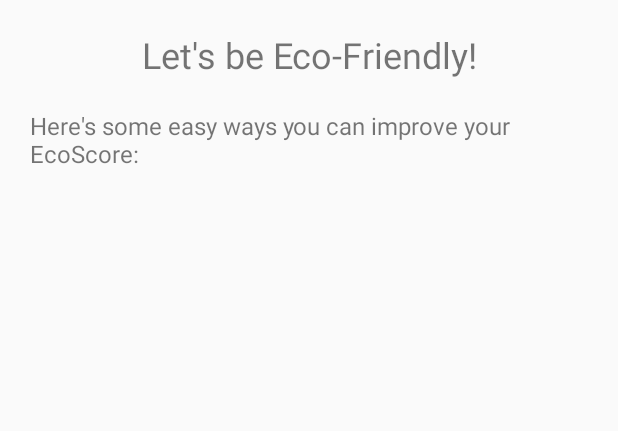
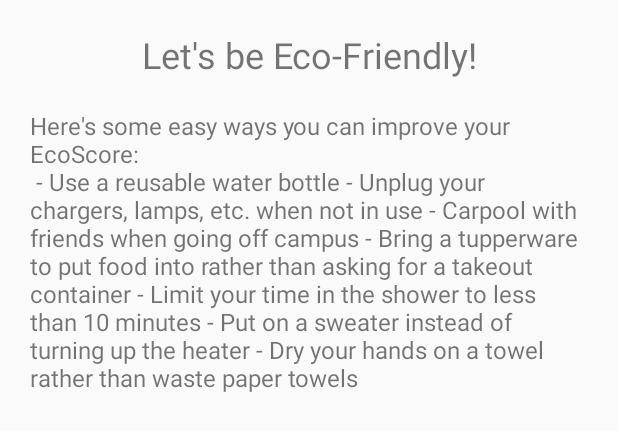
Before and after one commit to kguo25/pearlhacks2017, an Android app: the layout activity_tips.xml on its own in the app's theme, with its tools: preview values and no code run, on a phone screen of 412 x 824 dp. Shown: the top 431 px of the screen. Run offline under Robolectric (Android 15) with nearby library versions, the phone set to English and light mode, and no system bars.

Commit message:
Tips page

```diff
--- a/EcoPet/app/src/main/res/layout/activity_tips.xml
+++ b/EcoPet/app/src/main/res/layout/activity_tips.xml
@@ -18,6 +18,14 @@
         android:textSize="16dp"
         android:padding="20dp"
         android:text="Here's some easy ways you can improve your EcoScore:\n
-                    "/>
+- Use a reusable water bottle
+- Unplug your chargers, lamps, etc. when not in use
+- Carpool with friends when going off campus
+- Bring a tupperware to put food into rather than asking for a takeout container
+- Limit your time in the shower to less than 10 minutes
+- Put on a sweater instead of turning up the heater
+- Dry your hands on a towel rather than waste paper towels"
+
+        />
 
 </LinearLayout>
```
